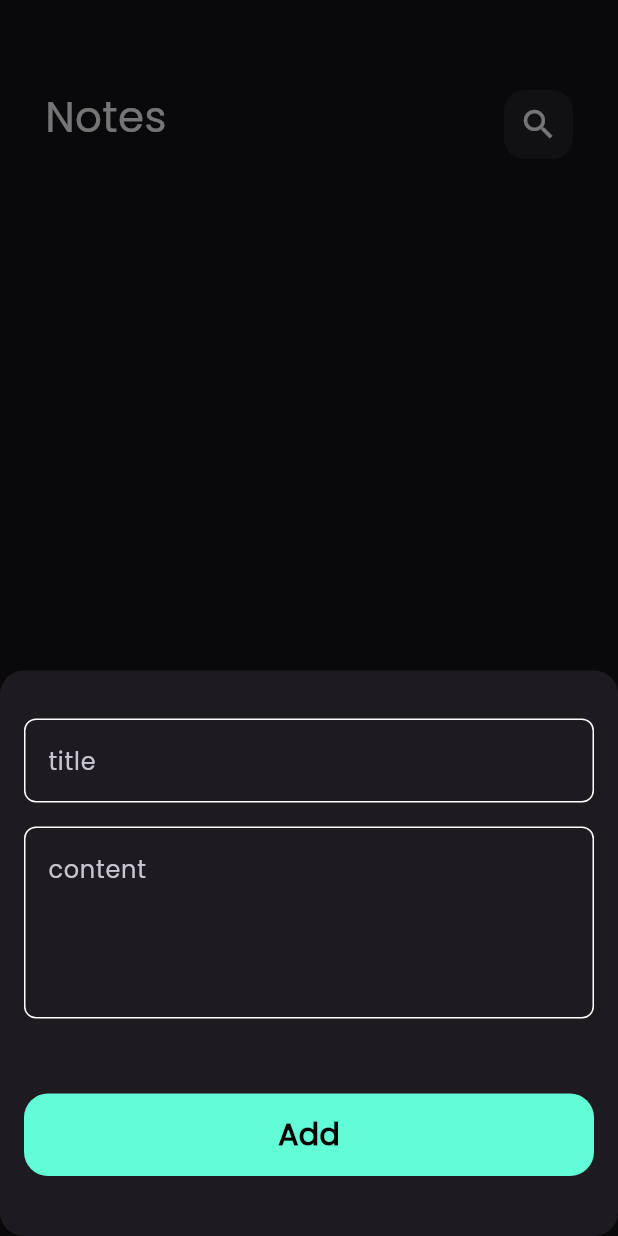
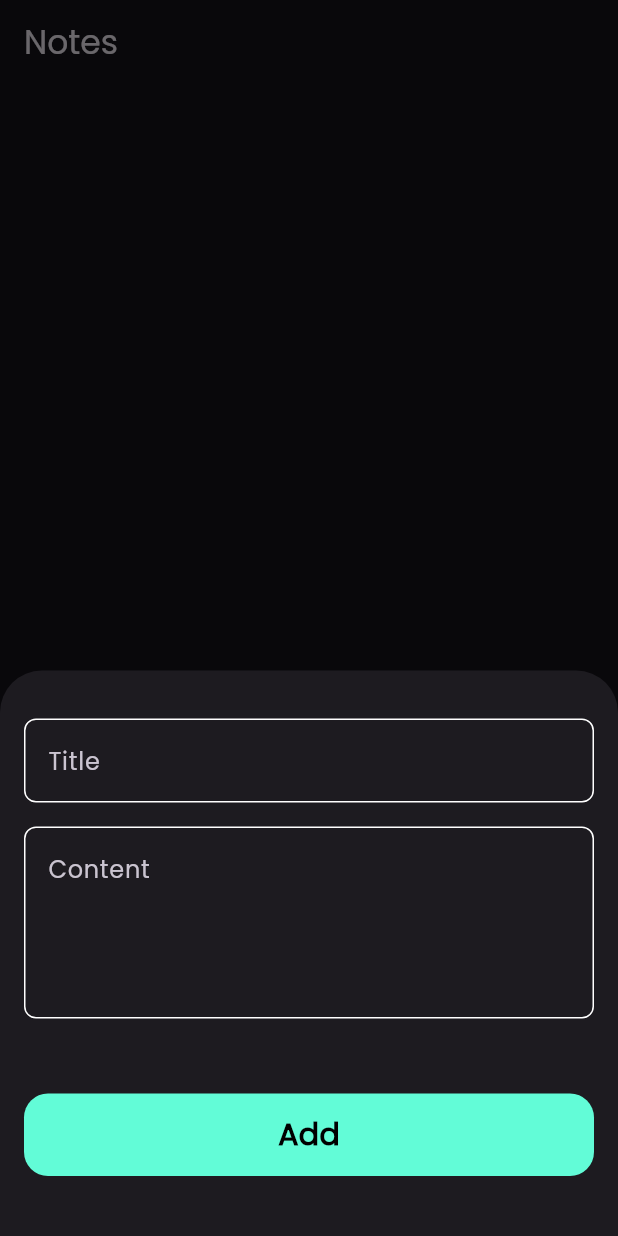
Before and after one commit to saifHaroun1/notes_app, a Flutter app: the screen it shows after launch, after a tap on the "add" icon, on a phone screen of 412 x 824 dp. Run offline on Flutter 3.47's test engine with Material 3 defaults, Android fonts, the phone set to English and light mode, and no system bars; our stand-ins replace bloc, flutter_bloc, font_awesome_flutter, hive, hive_flutter; accounts and stored records are empty.

Commit message:
display data part two

```diff
--- a/lib/cubits/add_note_cubit/add_note_state.dart
+++ b/lib/cubits/add_note_cubit/add_note_state.dart
@@ -1,16 +1,15 @@
 part of 'add_note_cubit.dart';
 
 @immutable
-sealed class AddNoteState {}
+abstract class AddNoteState {}
 
-final class AddNoteInitial extends AddNoteState {}
+class AddNoteInitial extends AddNoteState {}
 
-final class AddNoteLoading extends AddNoteState {}
+class AddNoteLoading extends AddNoteState {}
 
-final class AddNoteSuccess extends AddNoteState {}
+class AddNoteSuccess extends AddNoteState {}
 
-final class AddNoteFailure extends AddNoteState {
-  final String errMessage;
-
-  AddNoteFailure(this.errMessage);
+class AddNoteFailure extends AddNoteState {
+  final String error;
+  AddNoteFailure(this.error);
 }
--- a/lib/cubits/add_note_cubit/cubit/notes_cubit.dart
+++ b/lib/cubits/add_note_cubit/cubit/notes_cubit.dart
@@ -9,8 +9,10 @@ part 'notes_state.dart';
 class NotesCubit extends Cubit<NotesState> {
   NotesCubit() : super(NotesInitial());
   List<NoteModel>? notes;
-  fetchAllNote() {
+
+  void fetchAllNote() {
     var notesBox = Hive.box<NoteModel>(kNotesBox);
     notes = notesBox.values.toList();
+    emit(NotesUpdated()); // إضافة حالة لتحديث الـ UI
   }
 }
--- a/lib/cubits/add_note_cubit/cubit/notes_state.dart
+++ b/lib/cubits/add_note_cubit/cubit/notes_state.dart
@@ -4,3 +4,5 @@ part of 'notes_cubit.dart';
 sealed class NotesState {}
 
 final class NotesInitial extends NotesState {}
+
+final class NotesUpdated extends NotesState {}
--- a/lib/main.dart
+++ b/lib/main.dart
@@ -3,6 +3,7 @@ import 'package:flutter_bloc/flutter_bloc.dart';
 import 'package:hive_flutter/adapters.dart';
 import 'package:notes_app/constance.dart';
 import 'package:notes_app/cubits/add_note_cubit/add_note_cubit.dart';
+import 'package:notes_app/cubits/add_note_cubit/cubit/notes_cubit.dart';
 import 'package:notes_app/model/note_model.dart';
 import 'package:notes_app/simple_bloc_observer.dart';
 import 'package:notes_app/views/notes_view.dart';
@@ -18,7 +19,13 @@ void main() async {
 
   Bloc.observer = SimpleBlocObserve();
 
-  runApp(const NotesApp());
+  // ضع BlocProvider هنا لتغطية جميع الشاشات
+  runApp(
+    BlocProvider(
+      create: (context) => NotesCubit(), // تأكد من إنشاء NotesCubit هنا
+      child: const NotesApp(),
+    ),
+  );
 }
 
 class NotesApp extends StatelessWidget {
--- a/lib/views/notes_view.dart
+++ b/lib/views/notes_view.dart
@@ -2,6 +2,7 @@ import 'package:flutter/material.dart';
 import 'package:flutter_bloc/flutter_bloc.dart';
 import 'package:notes_app/cubits/add_note_cubit/cubit/notes_cubit.dart';
 import 'package:notes_app/widgets/add_note_bottom_sheet.dart';
+import 'package:notes_app/widgets/notes_list_view.dart';
 import 'package:notes_app/widgets/notes_view_body.dart';
 
 class NotesView extends StatelessWidget {
@@ -10,23 +11,32 @@ class NotesView extends StatelessWidget {
   @override
   Widget build(BuildContext context) {
     return BlocProvider(
-      create: (context) => NotesCubit(),
+      create: (context) => NotesCubit()..fetchAllNote(),
       child: Scaffold(
-        floatingActionButton: FloatingActionButton(
-          onPressed: () {
-            showModalBottomSheet(
-                isScrollControlled: true,
-                shape: RoundedRectangleBorder(
-                    borderRadius: BorderRadius.circular(16)),
+        appBar: AppBar(
+          title: Text('Notes'),
+        ),
+        floatingActionButton: Padding(
+          padding: const EdgeInsets.only(bottom: 20),
+          child: FloatingActionButton(
+            onPressed: () {
+              showModalBottomSheet(
                 context: context,
                 builder: (context) {
-                  return AddNoteBottomSheet();
-                });
-          },
-          child: Icon(Icons.add),
-          backgroundColor: Colors.lightBlueAccent[200],
+                  return BlocProvider.value(
+                    value: BlocProvider.of<NotesCubit>(context),
+                    child: AddNoteBottomSheet(),
+                  );
+                },
+                isScrollControlled:
+                    true, // يضمن أن الـ BottomSheet قابل للتمرير
+              );
+            },
+            backgroundColor: Colors.blue, // إعادة تعيين اللون الأصلي
+            child: Icon(Icons.add),
+          ),
         ),
-        body: NotesViewBody(),
+        body: NotesListView(),
       ),
     );
   }
--- a/lib/widgets/add_note_bottom_sheet.dart
+++ b/lib/widgets/add_note_bottom_sheet.dart
@@ -1,8 +1,7 @@
 import 'package:flutter/material.dart';
 import 'package:flutter_bloc/flutter_bloc.dart';
-import 'package:modal_progress_hud_nsn/modal_progress_hud_nsn.dart'; // استيراد المكتبة
-import 'package:notes_app/constance.dart';
 import 'package:notes_app/cubits/add_note_cubit/add_note_cubit.dart';
+import 'package:notes_app/cubits/add_note_cubit/cubit/notes_cubit.dart';
 import 'package:notes_app/model/note_model.dart';
 import 'package:notes_app/widgets/custom_bottom.dart';
 import 'package:notes_app/widgets/custom_text_field.dart';
@@ -12,7 +11,9 @@ class AddNoteBottomSheet extends StatelessWidget {
 
   @override
   Widget build(BuildContext context) {
-    // استخدام MediaQuery هنا مباشرة سيكون آمنًا
+    // استخدم BlocProvider للحصول على NotesCubit من السياق الحالي
+    final notesCubit = BlocProvider.of<NotesCubit>(context);
+
     return BlocProvider(
       create: (context) => AddNoteCubit(),
       child: BlocBuilder<AddNoteCubit, AddNoteState>(
@@ -23,9 +24,11 @@ class AddNoteBottomSheet extends StatelessWidget {
               right: 16,
               bottom: MediaQuery.of(context)
                   .viewInsets
-                  .bottom, // استخدام MediaQuery هنا ضمن build
+                  .bottom, // التعديل عند فتح الكيبورد
             ),
-            child: SingleChildScrollView(child: AddNoteForm()),
+            child: SingleChildScrollView(
+              child: AddNoteForm(notesCubit: notesCubit),
+            ),
           );
         },
       ),
@@ -34,7 +37,9 @@ class AddNoteBottomSheet extends StatelessWidget {
 }
 
 class AddNoteForm extends StatefulWidget {
-  const AddNoteForm({super.key});
+  const AddNoteForm({super.key, required this.notesCubit});
+
+  final NotesCubit notesCubit;
 
   @override
   State<AddNoteForm> createState() => _AddNoteFormState();
@@ -44,20 +49,9 @@ class _AddNoteFormState extends State<AddNoteForm> {
   final GlobalKey<FormState> formKey = GlobalKey();
   AutovalidateMode autovalidateMode = AutovalidateMode.disabled;
   String? title, subTitle;
-  double bottomInset = 0; // سنقوم بتخزين قيمة الـ bottomInset هنا
 
   @override
   Widget build(BuildContext context) {
-    // تأجيل الوصول إلى MediaQuery بعد بناء الشجرة باستخدام addPostFrameCallback
-    WidgetsBinding.instance.addPostFrameCallback((_) {
-      final newBottomInset = MediaQuery.of(context).viewInsets.bottom;
-      if (newBottomInset != bottomInset) {
-        setState(() {
-          bottomInset = newBottomInset; // تحديث الـ state بالقيمة الجديدة
-        });
-      }
-    });
-
     return Form(
       key: formKey,
       autovalidateMode: autovalidateMode,
@@ -68,14 +62,14 @@ class _AddNoteFormState extends State<AddNoteForm> {
             onSaved: (value) {
               title = value;
             },
-            hint: "title",
+            hint: "Title",
           ),
           const SizedBox(height: 16),
           CustomTextField(
             onSaved: (value) {
               subTitle = value;
             },
-            hint: "content",
+            hint: "Content",
             maxLines: 4,
           ),
           const SizedBox(height: 50),
@@ -93,14 +87,14 @@ class _AddNoteFormState extends State<AddNoteForm> {
                       color: Colors.blue.value,
                     );
                     BlocProvider.of<AddNoteCubit>(context)
-                        .addNote(noteModel)
+                        .addNote(noteModel, widget.notesCubit)
                         .then((_) {
-                      Navigator.pop(
-                          context); // إغلاق الـ BottomSheet بعد إضافة الملاحظة
+                      Navigator.pop(context);
                     });
                   } else {
-                    autovalidateMode = AutovalidateMode.always;
-                    setState(() {});
+                    setState(() {
+                      autovalidateMode = AutovalidateMode.always;
+                    });
                   }
                 },
               );
--- a/lib/widgets/notes_list_view.dart
+++ b/lib/widgets/notes_list_view.dart
@@ -9,8 +9,12 @@ class NotesListView extends StatelessWidget {
 
   @override
   Widget build(BuildContext context) {
-    return BlocBuilder<NotesCubit, NotesState>(
+    return BlocConsumer<NotesCubit, NotesState>(
+      listener: (context, state) {
+        // يمكنك التعامل مع التغييرات هنا
+      },
       builder: (context, state) {
+        // الوصول إلى الـ NotesCubit و الحصول على البيانات
         List<NoteModel> notes =
             BlocProvider.of<NotesCubit>(context).notes ?? [];
         return Padding(
@@ -21,7 +25,9 @@ class NotesListView extends StatelessWidget {
             itemBuilder: (context, index) {
               return Padding(
                 padding: const EdgeInsets.symmetric(vertical: 4),
-                child: const NoteItem(),
+                child: NoteItem(
+                  note: notes[index],
+                ),
               );
             },
           ),
```
Also changed, not shown: lib/cubits/add_note_cubit/add_note_cubit.dart (+6 -6 lines), lib/widgets/custom_note_item.dart (+7 -5 lines).
